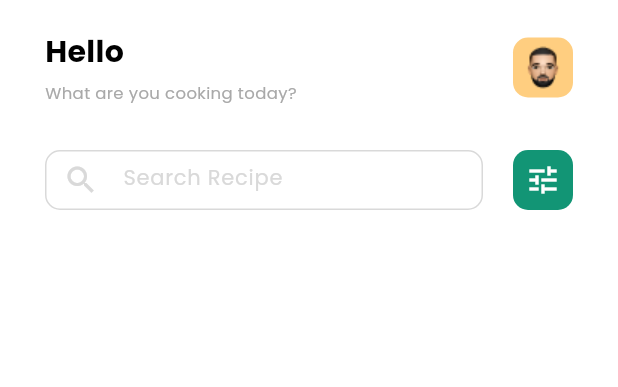
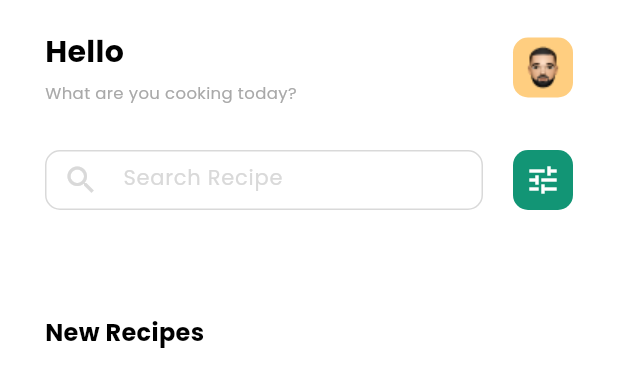
Before and after one commit to Kuneosu/study_inflearn_flutter, a Flutter app: the HomeScreen widget shown alone on an empty page, opened directly with empty values, on a phone screen of 412 x 824 dp. Shown: the top 387 px of the screen. Run offline on Flutter 3.47's test engine with Material 3 defaults, Android fonts, the phone set to English and light mode, and no system bars; our stand-ins replace freezed_annotation, get_it, go_router; generated files the repository leaves out were written again.

Commit message:
New Recipes 구현

```diff
--- a/lib/core/di/di_setup.dart
+++ b/lib/core/di/di_setup.dart
@@ -9,6 +9,7 @@ import 'package:inf_fl/data/repository/mock_recent_search_recipe_repository_impl
 import 'package:inf_fl/data/repository/mock_recipe_repository_impl.dart';
 import 'package:inf_fl/data/use_case/get_categories_use_case.dart';
 import 'package:inf_fl/data/use_case/get_dishes_by_category_use_case.dart';
+import 'package:inf_fl/data/use_case/get_new_recipes_use_case.dart';
 import 'package:inf_fl/data/use_case/get_saved_recipes_use_case.dart';
 import 'package:inf_fl/data/use_case/search_recipes_use_case.dart';
 import 'package:inf_fl/domain/repository/bookmark_repository.dart';
@@ -49,6 +50,7 @@ void diSetup() {
   getIt.registerSingleton(
     GetDishesByCategoryUseCase(recipeRepository: getIt()),
   );
+  getIt.registerSingleton(GetNewRecipesUseCase(recipeRepository: getIt()));
 
   // View Model
   getIt.registerFactory<SavedRecipesViewModel>(
@@ -64,6 +66,7 @@ void diSetup() {
     () => HomeViewModel(
       getCategoriesUseCase: getIt(),
       getDishesByCategoryUseCase: getIt(),
+      GetNewRecipesUseCase: getIt(),
     ),
   );
 }
--- /dev/null
+++ b/lib/data/use_case/get_new_recipes_use_case.dart
@@ -0,0 +1,30 @@
+// import 'package:inf_fl/core/domain/error/error.dart';
+import 'package:inf_fl/core/domain/error/result.dart';
+import 'package:inf_fl/domain/error/new_recipe_error.dart';
+import 'package:inf_fl/domain/model/recipe.dart';
+import 'package:inf_fl/domain/repository/recipe_repository.dart';
+
+class GetNewRecipesUseCase {
+  final RecipeRepository _recipeRepository;
+
+  GetNewRecipesUseCase({required RecipeRepository recipeRepository})
+    : _recipeRepository = recipeRepository;
+
+  Future<Result<List<Recipe>, NewRecipeError>> execute() async {
+    try {
+      final recipes = await _recipeRepository.getRecipes();
+
+      if (recipes.isEmpty) {
+        return const Result.error(NewRecipeError.noRecipe);
+      }
+
+      if (recipes.any((element) => element.category.isEmpty)) {
+        return const Result.error(NewRecipeError.invalidCategory);
+      }
+
+      return Result.success(recipes.take(5).toList());
+    } catch (e) {
+      return const Result.error(NewRecipeError.unknown);
+    }
+  }
+}
--- /dev/null
+++ b/lib/domain/error/new_recipe_error.dart
@@ -0,0 +1,3 @@
+import 'package:inf_fl/core/domain/error/error.dart';
+
+enum NewRecipeError implements Error { noRecipe, invalidCategory, unknown }
--- a/lib/presentation/home/home_state.dart
+++ b/lib/presentation/home/home_state.dart
@@ -10,10 +10,12 @@ class HomeState with _$HomeState {
   final String selectedCategory;
   final List<String> categories;
   final List<Recipe> dishes;
+  final List<Recipe> newRecipes;
 
   HomeState({
     this.selectedCategory = 'All',
     this.categories = const [],
     this.dishes = const [],
+    this.newRecipes = const [],
   });
 }
--- a/lib/presentation/home/screen/home_screen.dart
+++ b/lib/presentation/home/screen/home_screen.dart
@@ -1,6 +1,6 @@
 import 'package:flutter/material.dart';
-import 'package:flutter/rendering.dart';
 import 'package:inf_fl/core/presentation/components/dish_card.dart';
+import 'package:inf_fl/core/presentation/components/new_recipe_card.dart';
 import 'package:inf_fl/core/presentation/components/recipe_category_selector.dart';
 import 'package:inf_fl/core/presentation/components/search_input_field.dart';
 import 'package:inf_fl/domain/model/recipe.dart';
@@ -24,7 +24,10 @@ class HomeScreen extends StatelessWidget {
   @override
   Widget build(BuildContext context) {
     return SafeArea(
+      child: SingleChildScrollView(
+        scrollDirection: Axis.vertical,
         child: Column(
+          crossAxisAlignment: CrossAxisAlignment.start,
           children: [
             Padding(
               padding: const EdgeInsets.symmetric(horizontal: 30.0),
@@ -119,7 +122,33 @@ class HomeScreen extends StatelessWidget {
                 ),
               ),
             ),
+            SizedBox(height: 20),
+            Padding(
+              padding: const EdgeInsets.only(left: 30.0),
+              child: Column(
+                crossAxisAlignment: CrossAxisAlignment.start,
+                children: [
+                  Text("New Recipes", style: TST.normalTextBold),
+                  SizedBox(height: 5),
+                  SingleChildScrollView(
+                    scrollDirection: Axis.horizontal,
+                    child: Row(
+                      children:
+                          state.newRecipes
+                              .map(
+                                (e) => Padding(
+                                  padding: const EdgeInsets.only(right: 15.0),
+                                  child: NewRecipeCard(recipe: e),
+                                ),
+                              )
+                              .toList(),
+                    ),
+                  ),
                 ],
+              ),
+            ),
+          ],
+        ),
       ),
     );
   }
```
Also changed, not shown: lib/core/presentation/components/new_recipe_card.dart (added, +108 -0 lines), lib/presentation/home/home_view_model.dart (+31 -1 lines). Lines whose indentation alone changed are shown as unchanged.
